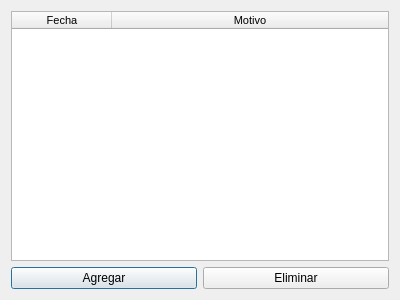
santichialvo/holidaysAdministrator, file windows/FeriadosDialog.ui: the form before one commit.
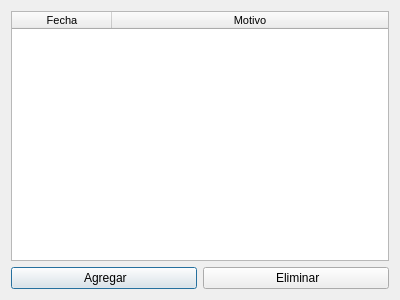
The form after the commit. Icons and pictures are not drawn.

Diff of the .ui file:
```diff
--- a/windows/FeriadosDialog.ui
+++ b/windows/FeriadosDialog.ui
@@ -49,7 +49,7 @@
      <item>
       <widget class="QPushButton" name="agregarFeriados_pushButton">
        <property name="text">
-        <string>Agregar</string>
+        <string> Agregar</string>
        </property>
        <property name="icon">
         <iconset resource="../images/Resource_ha.qrc">
@@ -60,7 +60,7 @@
      <item>
       <widget class="QPushButton" name="eliminar_pushButton">
        <property name="text">
-        <string>Eliminar</string>
+        <string> Eliminar</string>
        </property>
        <property name="icon">
         <iconset resource="../images/Resource_ha.qrc">
```
